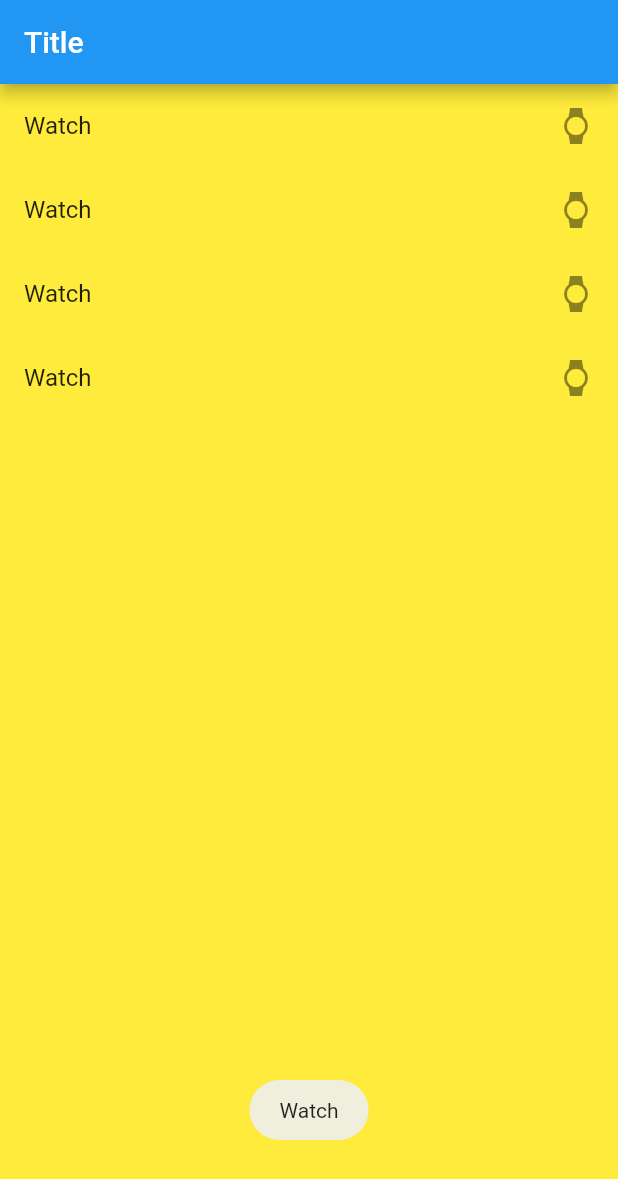
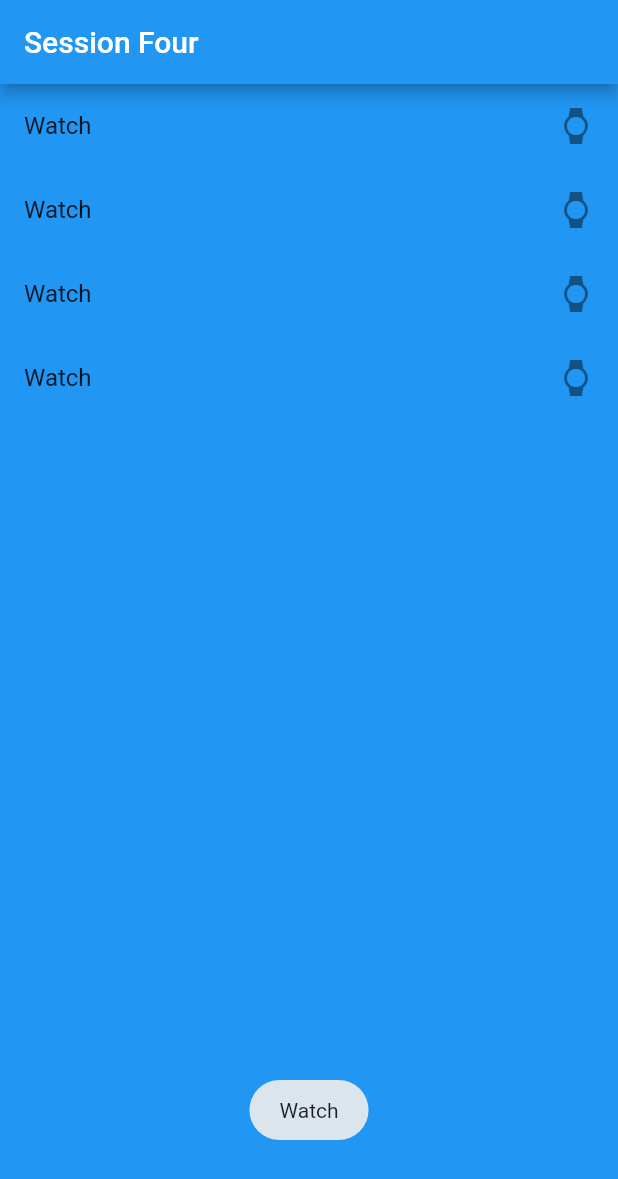
Before and after one commit to Satkriti-Singh/Flutter-Study-Jams, a Flutter app: the screen it shows after launch, after a tap on "Watch", on a phone screen of 412 x 824 dp. Shown: the top 1179 px of the screen. Run offline on Flutter 3.47's test engine with Material 2 defaults, Android fonts, the phone set to English and light mode, and no system bars; our stand-ins replace fluttertoast.

Commit message:
Update app Of Session 4

```diff
--- a/session_four/lib/main.dart
+++ b/session_four/lib/main.dart
@@ -3,60 +3,59 @@ import 'package:flutter/material.dart';
 import 'package:fluttertoast/fluttertoast.dart';
 import 'package:session_four/secondPage.dart';
 
-void main(){
+void main() {
   runApp(
     MaterialApp(
-      title: "My flutter app",
-      routes: <String, WidgetBuilder> {
-        //Each page is mapped to a unique name to call it while navigating.
-        '/screen2': (BuildContext context) => new SecondPage(),
-      },
-      home: MainPage()
-    ),
+        title: "Session Four",
+        routes: <String, WidgetBuilder>{
+          //Each page is mapped to a unique name to call it while navigating.
+          '/screen2': (BuildContext context) => new SecondPage(),
+        },
+        home: MainPage()),
   );
 }
 
-class MainPage extends StatelessWidget{
+class MainPage extends StatelessWidget {
   @override
   Widget build(BuildContext context) {
     return Scaffold(
-        backgroundColor: Colors.yellow,
+        backgroundColor: Colors.blue,
         appBar: AppBar(
-          title: Text('Title'),
+          title: Text('Session Four'),
         ),
         //List View is used to create same pattern of list again and again.
         body: ListView(
           children: <Widget>[
             //GestureDetector is used to detect a gesture(single click, double click, drag) and perform tasks accordingly.
             GestureDetector(
-              onTap: (){
+              onTap: () {
                 //FlutterToast is the external library imported to show toasts in a page.
                 Fluttertoast.showToast(msg: 'Watch');
               },
               //ListTile is used to show content in the fixed format.
-              child:ListTile(
+              child: ListTile(
                 //trailing appears on right, title appears bigger and bolder, subtitle appears smaller, leading appears on left
                 trailing: Icon(Icons.watch),
                 title: Text('Watch'),
               ),
             ),
             GestureDetector(
-              onTap: (){
+              onTap: () {
                 //This function is used to push a page on top of stack using its name defined in MaterialApp.
                 Navigator.of(context).pushNamed('/screen2');
               },
-              child:ListTile(
+              child: ListTile(
                 trailing: Icon(Icons.watch),
                 title: Text('Watch'),
               ),
             ),
             GestureDetector(
-              onTap: (){
+              onTap: () {
                 //This function is used to push a page on top of stack using its name and also parameters can be passed in it.
                 Navigator.push(
-                context,
-                new MaterialPageRoute(builder: (BuildContext context) => SecondPage())
-                );
+                    context,
+                    new MaterialPageRoute(
+                        builder: (BuildContext context) => SecondPage()));
               },
               child: ListTile(
                 trailing: Icon(Icons.watch),
@@ -68,8 +67,6 @@ class MainPage extends StatelessWidget{
               title: Text('Watch'),
             ),
           ],
-        )
-      );
+        ));
   }
-
 }
```
Also changed, not shown: session_four/pubspec.lock.
